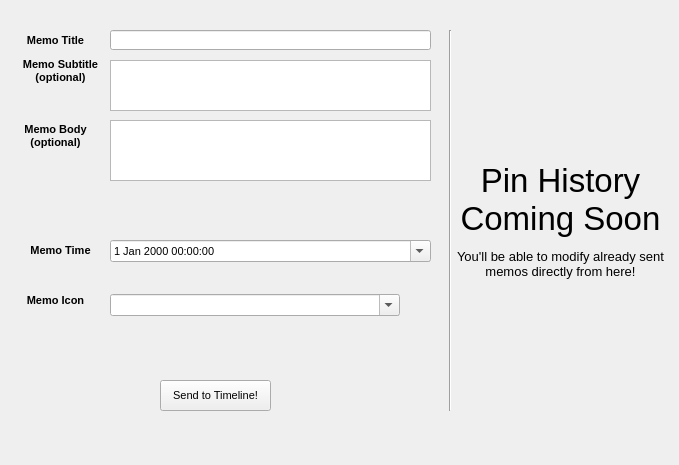
Old version of the form interface.ui in the repository Tizzu/RebbleMemos.
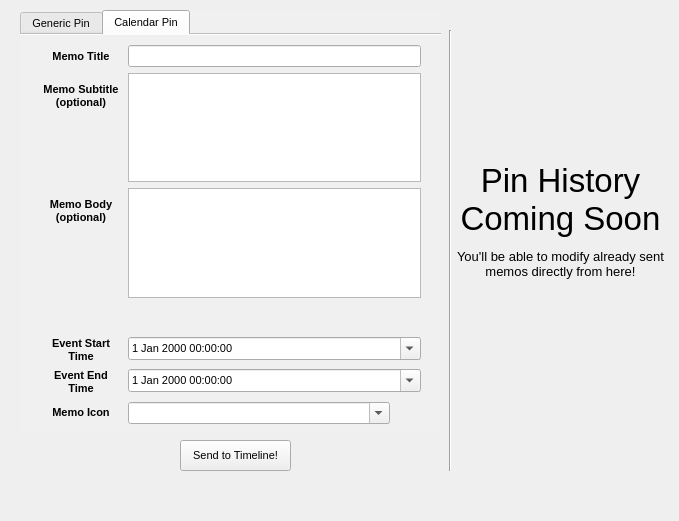
New version of the form. The open tabs and pages were chosen to show the change. Icons and pictures are not drawn.

Diff of the .ui file:
```diff
--- a/interface.ui
+++ b/interface.ui
@@ -7,7 +7,7 @@
     <x>0</x>
     <y>0</y>
     <width>679</width>
-    <height>465</height>
+    <height>521</height>
    </rect>
   </property>
   <property name="font">
@@ -28,8 +28,8 @@
    <widget class="QPushButton" name="pushButton">
     <property name="geometry">
      <rect>
-      <x>160</x>
-      <y>380</y>
+      <x>180</x>
+      <y>440</y>
       <width>111</width>
       <height>31</height>
      </rect>
@@ -38,163 +38,19 @@
      <string>Send to Timeline!</string>
     </property>
    </widget>
-   <widget class="QLabel" name="titleLabel">
-    <property name="geometry">
-     <rect>
-      <x>10</x>
-      <y>30</y>
-      <width>91</width>
-      <height>21</height>
-     </rect>
-    </property>
-    <property name="font">
-     <font>
-      <pointsize>8</pointsize>
-      <weight>75</weight>
-      <bold>true</bold>
-     </font>
-    </property>
-    <property name="text">
-     <string>Memo Title</string>
-    </property>
-    <property name="alignment">
-     <set>Qt::AlignCenter</set>
-    </property>
-   </widget>
-   <widget class="QLineEdit" name="titleEdit">
-    <property name="geometry">
-     <rect>
-      <x>110</x>
-      <y>30</y>
-      <width>321</width>
-      <height>20</height>
-     </rect>
-    </property>
-   </widget>
    <widget class="Line" name="line">
     <property name="geometry">
      <rect>
       <x>440</x>
       <y>30</y>
       <width>20</width>
-      <height>381</height>
+      <height>441</height>
      </rect>
     </property>
     <property name="orientation">
      <enum>Qt::Vertical</enum>
     </property>
    </widget>
-   <widget class="QLabel" name="subtitleLabel">
-    <property name="geometry">
-     <rect>
-      <x>10</x>
-      <y>50</y>
-      <width>101</width>
-      <height>41</height>
-     </rect>
-    </property>
-    <property name="font">
-     <font>
-      <pointsize>8</pointsize>
-      <weight>75</weight>
-      <bold>true</bold>
-     </font>
-    </property>
-    <property name="text">
-     <string>Memo Subtitle (optional)</string>
-    </property>
-    <property name="alignment">
-     <set>Qt::AlignCenter</set>
-    </property>
-    <property name="wordWrap">
-     <bool>true</bool>
-    </property>
-   </widget>
-   <widget class="QPlainTextEdit" name="subtitleEdit">
-    <property name="geometry">
-     <rect>
-      <x>110</x>
-      <y>60</y>
-      <width>321</width>
-      <height>51</height>
-     </rect>
-    </property>
-   </widget>
-   <widget class="QLabel" name="bodyLabel">
-    <property name="geometry">
-     <rect>
-      <x>10</x>
-      <y>120</y>
-      <width>91</width>
-      <height>31</height>
-     </rect>
-    </property>
-    <property name="font">
-     <font>
-      <pointsize>8</pointsize>
-      <weight>75</weight>
-      <bold>true</bold>
-     </font>
-    </property>
-    <property name="text">
-     <string>Memo Body (optional)</string>
-    </property>
-    <property name="alignment">
-     <set>Qt::AlignCenter</set>
-    </property>
-    <property name="wordWrap">
-     <bool>true</bool>
-    </property>
-   </widget>
-   <widget class="QPlainTextEdit" name="bodyEdit">
-    <property name="geometry">
-     <rect>
-      <x>110</x>
-      <y>120</y>
-      <width>321</width>
-      <height>61</height>
-     </rect>
-    </property>
-   </widget>
-   <widget class="QLabel" name="timeLabel">
-    <property name="geometry">
-     <rect>
-      <x>20</x>
-      <y>240</y>
-      <width>81</width>
-      <height>20</height>
-     </rect>
-    </property>
-    <property name="font">
-     <font>
-      <pointsize>8</pointsize>
-      <weight>75</weight>
-      <bold>true</bold>
-     </font>
-    </property>
-    <property name="text">
-     <string>Memo Time</string>
-    </property>
-    <property name="alignment">
-     <set>Qt::AlignCenter</set>
-    </property>
-   </widget>
-   <widget class="QDateTimeEdit" name="dateTimeEdit">
-    <property name="geometry">
-     <rect>
-      <x>110</x>
-      <y>240</y>
-      <width>321</width>
-      <height>22</height>
-     </rect>
-    </property>
-    <property name="calendarPopup">
-     <bool>true</bool>
-    </property>
-    <property name="timeSpec">
-     <enum>Qt::OffsetFromUTC</enum>
-    </property>
-   </widget>
    <widget class="QLabel" name="comingSoon">
     <property name="geometry">
      <rect>
@@ -219,63 +75,6 @@
      <set>Qt::AlignCenter</set>
     </property>
    </widget>
-   <widget class="QLabel" name="iconLabel">
-    <property name="geometry">
-     <rect>
-      <x>20</x>
-      <y>290</y>
-      <width>71</width>
-      <height>20</height>
-     </rect>
-    </property>
-    <property name="font">
-     <font>
-      <weight>75</weight>
-      <bold>true</bold>
-     </font>
-    </property>
-    <property name="text">
-     <string>Memo Icon</string>
-    </property>
-    <property name="alignment">
-     <set>Qt::AlignCenter</set>
-    </property>
-   </widget>
-   <widget class="QWidget" name="horizontalLayoutWidget">
-    <property name="geometry">
-     <rect>
-      <x>110</x>
-      <y>280</y>
-      <width>321</width>
-      <height>51</height>
-     </rect>
-    </property>
-    <layout class="QHBoxLayout" name="iconBox">
-     <item>
-      <widget class="QComboBox" name="iconSelector">
-       <property name="editable">
-        <bool>true</bool>
-       </property>
-      </widget>
-     </item>
-     <item>
-      <widget class="QLabel" name="iconShow">
-       <property name="maximumSize">
-        <size>
-         <width>25</width>
-         <height>25</height>
-        </size>
-       </property>
-       <property name="text">
-        <string/>
-       </property>
-       <property name="pixmap">
-        <pixmap>assets/NOTIFICATION_REMINDER.png</pixmap>
-       </property>
-      </widget>
-     </item>
-    </layout>
-   </widget>
    <widget class="QLabel" name="comingSoonSub">
     <property name="geometry">
      <rect>
@@ -300,6 +99,927 @@
      <bool>true</bool>
     </property>
    </widget>
+   <widget class="QTabWidget" name="pinSelector">
+    <property name="geometry">
+     <rect>
+      <x>20</x>
+      <y>10</y>
+      <width>421</width>
+      <height>421</height>
+     </rect>
+    </property>
+    <property name="palette">
+     <palette>
+      <active>
+       <colorrole role="WindowText">
+        <brush brushstyle="SolidPattern">
+         <color alpha="255">
+          <red>0</red>
+          <green>0</green>
+          <blue>0</blue>
+         </color>
+        </brush>
+       </colorrole>
+       <colorrole role="Button">
+        <brush brushstyle="SolidPattern">
+         <color alpha="255">
+          <red>240</red>
+          <green>240</green>
+          <blue>240</blue>
+         </color>
+        </brush>
+       </colorrole>
+       <colorrole role="Light">
+        <brush brushstyle="SolidPattern">
+         <color alpha="255">
+          <red>255</red>
+          <green>255</green>
+          <blue>255</blue>
+         </color>
+        </brush>
+       </colorrole>
+       <colorrole role="Midlight">
+        <brush brushstyle="SolidPattern">
+         <color alpha="255">
+          <red>247</red>
+          <green>247</green>
+          <blue>247</blue>
+         </color>
+        </brush>
+       </colorrole>
+       <colorrole role="Dark">
+        <brush brushstyle="SolidPattern">
+         <color alpha="255">
+          <red>120</red>
+          <green>120</green>
+          <blue>120</blue>
+         </color>
+        </brush>
+       </colorrole>
+       <colorrole role="Mid">
+        <brush brushstyle="SolidPattern">
+         <color alpha="255">
+          <red>160</red>
+          <green>160</green>
+          <blue>160</blue>
+         </color>
+        </brush>
+       </colorrole>
+       <colorrole role="Text">
+        <brush brushstyle="SolidPattern">
+         <color alpha="255">
+          <red>0</red>
+          <green>0</green>
+          <blue>0</blue>
+         </color>
+        </brush>
+       </colorrole>
+       <colorrole role="BrightText">
+        <brush brushstyle="SolidPattern">
+         <color alpha="255">
+          <red>255</red>
+          <green>255</green>
+          <blue>255</blue>
+         </color>
+        </brush>
+       </colorrole>
+       <colorrole role="ButtonText">
+        <brush brushstyle="SolidPattern">
+         <color alpha="255">
+          <red>0</red>
+          <green>0</green>
+          <blue>0</blue>
+         </color>
+        </brush>
+       </colorrole>
+       <colorrole role="Base">
+        <brush brushstyle="SolidPattern">
+         <color alpha="255">
+          <red>255</red>
+          <green>255</green>
+          <blue>255</blue>
+         </color>
+        </brush>
+       </colorrole>
+       <colorrole role="Window">
+        <brush brushstyle="SolidPattern">
+         <color alpha="255">
+          <red>240</red>
+          <green>240</green>
+          <blue>240</blue>
+         </color>
+        </brush>
+       </colorrole>
+       <colorrole role="Shadow">
+        <brush brushstyle="SolidPattern">
+         <color alpha="255">
+          <red>0</red>
+          <green>0</green>
+          <blue>0</blue>
+         </color>
+        </brush>
+       </colorrole>
+       <colorrole role="AlternateBase">
+        <brush brushstyle="SolidPattern">
+         <color alpha="255">
+          <red>247</red>
+          <green>247</green>
+          <blue>247</blue>
+         </color>
+        </brush>
+       </colorrole>
+       <colorrole role="ToolTipBase">
+        <brush brushstyle="SolidPattern">
+         <color alpha="255">
+          <red>255</red>
+          <green>255</green>
+          <blue>220</blue>
+         </color>
+        </brush>
+       </colorrole>
+       <colorrole role="ToolTipText">
+        <brush brushstyle="SolidPattern">
+         <color alpha="255">
+          <red>0</red>
+          <green>0</green>
+          <blue>0</blue>
+         </color>
+        </brush>
+       </colorrole>
+       <colorrole role="PlaceholderText">
+        <brush brushstyle="SolidPattern">
+         <color alpha="128">
+          <red>0</red>
+          <green>0</green>
+          <blue>0</blue>
+         </color>
+        </brush>
+       </colorrole>
+      </active>
+      <inactive>
+       <colorrole role="WindowText">
+        <brush brushstyle="SolidPattern">
+         <color alpha="255">
+          <red>0</red>
+          <green>0</green>
+          <blue>0</blue>
+         </color>
+        </brush>
+       </colorrole>
+       <colorrole role="Button">
+        <brush brushstyle="SolidPattern">
+         <color alpha="255">
+          <red>240</red>
+          <green>240</green>
+          <blue>240</blue>
+         </color>
+        </brush>
+       </colorrole>
+       <colorrole role="Light">
+        <brush brushstyle="SolidPattern">
+         <color alpha="255">
+          <red>255</red>
+          <green>255</green>
+          <blue>255</blue>
+         </color>
+        </brush>
+       </colorrole>
+       <colorrole role="Midlight">
+        <brush brushstyle="SolidPattern">
+         <color alpha="255">
+          <red>247</red>
+          <green>247</green>
+          <blue>247</blue>
+         </color>
+        </brush>
+       </colorrole>
+       <colorrole role="Dark">
+        <brush brushstyle="SolidPattern">
+         <color alpha="255">
+          <red>120</red>
+          <green>120</green>
+          <blue>120</blue>
+         </color>
+        </brush>
+       </colorrole>
+       <colorrole role="Mid">
+        <brush brushstyle="SolidPattern">
+         <color alpha="255">
+          <red>160</red>
+          <green>160</green>
+          <blue>160</blue>
+         </color>
+        </brush>
+       </colorrole>
+       <colorrole role="Text">
+        <brush brushstyle="SolidPattern">
+         <color alpha="255">
+          <red>0</red>
+          <green>0</green>
+          <blue>0</blue>
+         </color>
+        </brush>
+       </colorrole>
+       <colorrole role="BrightText">
+        <brush brushstyle="SolidPattern">
+         <color alpha="255">
+          <red>255</red>
+          <green>255</green>
+          <blue>255</blue>
+         </color>
+        </brush>
+       </colorrole>
+       <colorrole role="ButtonText">
+        <brush brushstyle="SolidPattern">
+         <color alpha="255">
+          <red>0</red>
+          <green>0</green>
+          <blue>0</blue>
+         </color>
+        </brush>
+       </colorrole>
+       <colorrole role="Base">
+        <brush brushstyle="SolidPattern">
+         <color alpha="255">
+          <red>255</red>
+          <green>255</green>
+          <blue>255</blue>
+         </color>
+        </brush>
+       </colorrole>
+       <colorrole role="Window">
+        <brush brushstyle="SolidPattern">
+         <color alpha="255">
+          <red>240</red>
+          <green>240</green>
+          <blue>240</blue>
+         </color>
+        </brush>
+       </colorrole>
+       <colorrole role="Shadow">
+        <brush brushstyle="SolidPattern">
+         <color alpha="255">
+          <red>0</red>
+          <green>0</green>
+          <blue>0</blue>
+         </color>
+        </brush>
+       </colorrole>
+       <colorrole role="AlternateBase">
+        <brush brushstyle="SolidPattern">
+         <color alpha="255">
+          <red>247</red>
+          <green>247</green>
+          <blue>247</blue>
+         </color>
+        </brush>
+       </colorrole>
+       <colorrole role="ToolTipBase">
+        <brush brushstyle="SolidPattern">
+         <color alpha="255">
+          <red>255</red>
+          <green>255</green>
+          <blue>220</blue>
+         </color>
+        </brush>
+       </colorrole>
+       <colorrole role="ToolTipText">
+        <brush brushstyle="SolidPattern">
+         <color alpha="255">
+          <red>0</red>
+          <green>0</green>
+          <blue>0</blue>
+         </color>
+        </brush>
+       </colorrole>
+       <colorrole role="PlaceholderText">
+        <brush brushstyle="SolidPattern">
+         <color alpha="128">
+          <red>0</red>
+          <green>0</green>
+          <blue>0</blue>
+         </color>
+        </brush>
+       </colorrole>
+      </inactive>
+      <disabled>
+       <colorrole role="WindowText">
+        <brush brushstyle="SolidPattern">
+         <color alpha="255">
+          <red>120</red>
+          <green>120</green>
+          <blue>120</blue>
+         </color>
+        </brush>
+       </colorrole>
+       <colorrole role="Button">
+        <brush brushstyle="SolidPattern">
+         <color alpha="255">
+          <red>240</red>
+          <green>240</green>
+          <blue>240</blue>
+         </color>
+        </brush>
+       </colorrole>
+       <colorrole role="Light">
+        <brush brushstyle="SolidPattern">
+         <color alpha="255">
+          <red>255</red>
+          <green>255</green>
+          <blue>255</blue>
+         </color>
+        </brush>
+       </colorrole>
+       <colorrole role="Midlight">
+        <brush brushstyle="SolidPattern">
+         <color alpha="255">
+          <red>247</red>
+          <green>247</green>
+          <blue>247</blue>
+         </color>
+        </brush>
+       </colorrole>
+       <colorrole role="Dark">
+        <brush brushstyle="SolidPattern">
+         <color alpha="255">
+          <red>120</red>
+          <green>120</green>
+          <blue>120</blue>
+         </color>
+        </brush>
+       </colorrole>
+       <colorrole role="Mid">
+        <brush brushstyle="SolidPattern">
+         <color alpha="255">
+          <red>160</red>
+          <green>160</green>
+          <blue>160</blue>
+         </color>
+        </brush>
+       </colorrole>
+       <colorrole role="Text">
+        <brush brushstyle="SolidPattern">
+         <color alpha="255">
+          <red>120</red>
+          <green>120</green>
+          <blue>120</blue>
+         </color>
+        </brush>
+       </colorrole>
+       <colorrole role="BrightText">
+        <brush brushstyle="SolidPattern">
+         <color alpha="255">
+          <red>255</red>
+          <green>255</green>
+          <blue>255</blue>
+         </color>
+        </brush>
+       </colorrole>
+       <colorrole role="ButtonText">
+        <brush brushstyle="SolidPattern">
+         <color alpha="255">
+          <red>120</red>
+          <green>120</green>
+          <blue>120</blue>
+         </color>
+        </brush>
+       </colorrole>
+       <colorrole role="Base">
+        <brush brushstyle="SolidPattern">
+         <color alpha="255">
+          <red>240</red>
+          <green>240</green>
+          <blue>240</blue>
+         </color>
+        </brush>
+       </colorrole>
+       <colorrole role="Window">
+        <brush brushstyle="SolidPattern">
+         <color alpha="255">
+          <red>240</red>
+          <green>240</green>
+          <blue>240</blue>
+         </color>
+        </brush>
+       </colorrole>
+       <colorrole role="Shadow">
+        <brush brushstyle="SolidPattern">
+         <color alpha="255">
+          <red>0</red>
+          <green>0</green>
+          <blue>0</blue>
+         </color>
+        </brush>
+       </colorrole>
+       <colorrole role="AlternateBase">
+        <brush brushstyle="SolidPattern">
+         <color alpha="255">
+          <red>240</red>
+          <green>240</green>
+          <blue>240</blue>
+         </color>
+        </brush>
+       </colorrole>
+       <colorrole role="ToolTipBase">
+        <brush brushstyle="SolidPattern">
+         <color alpha="255">
+          <red>255</red>
+          <green>255</green>
+          <blue>220</blue>
+         </color>
+        </brush>
+       </colorrole>
+       <colorrole role="ToolTipText">
+        <brush brushstyle="SolidPattern">
+         <color alpha="255">
+          <red>0</red>
+          <green>0</green>
+          <blue>0</blue>
+         </color>
+        </brush>
+       </colorrole>
+       <colorrole role="PlaceholderText">
+        <brush brushstyle="SolidPattern">
+         <color alpha="128">
+          <red>0</red>
+          <green>0</green>
+          <blue>0</blue>
+         </color>
+        </brush>
+       </colorrole>
+      </disabled>
+     </palette>
+    </property>
+    <property name="autoFillBackground">
+     <bool>true</bool>
+    </property>
+    <property name="tabPosition">
+     <enum>QTabWidget::North</enum>
+    </property>
+    <property name="tabShape">
+     <enum>QTabWidget::Rounded</enum>
+    </property>
+    <property name="currentIndex">
+     <number>0</number>
+    </property>
+    <property name="usesScrollButtons">
+     <bool>true</bool>
+    </property>
+    <property name="documentMode">
+     <bool>true</bool>
+    </property>
+    <widget class="QWidget" name="genericPin">
+     <attribute name="icon">
+      <iconset>
+       <normaloff>assets/NOTIFICATION_REMINDER.png</normaloff>assets/NOTIFICATION_REMINDER.png</iconset>
+     </attribute>
+     <attribute name="title">
+      <string>Generic Pin</string>
+     </attribute>
+     <widget class="QWidget" name="formLayoutWidget">
+      <property name="geometry">
+       <rect>
+        <x>20</x>
+        <y>10</y>
+        <width>381</width>
+        <height>381</height>
+       </rect>
+      </property>
+      <layout class="QFormLayout" name="genericPinLayout">
+       <item row="0" column="0">
+        <widget class="QLabel" name="titleLabel">
+         <property name="sizePolicy">
+          <sizepolicy hsizetype="Preferred" vsizetype="Preferred">
+           <horstretch>0</horstretch>
+           <verstretch>0</verstretch>
+          </sizepolicy>
+         </property>
+         <property name="minimumSize">
+          <size>
+           <width>82</width>
+           <height>0</height>
+          </size>
+         </property>
+         <property name="font">
+          <font>
+           <pointsize>8</pointsize>
+           <weight>75</weight>
+           <bold>true</bold>
+          </font>
+         </property>
+         <property name="text">
+          <string>Memo Title</string>
+         </property>
+         <property name="alignment">
+          <set>Qt::AlignCenter</set>
+         </property>
+        </widget>
+       </item>
+       <item row="0" column="1">
+        <widget class="QLineEdit" name="titleEdit"/>
+       </item>
+       <item row="1" column="1">
+        <widget class="QPlainTextEdit" name="subtitleEdit"/>
+       </item>
+       <item row="2" column="0">
+        <widget class="QLabel" name="bodyLabel">
+         <property name="minimumSize">
+          <size>
+           <width>82</width>
+           <height>0</height>
+          </size>
+         </property>
+         <property name="font">
+          <font>
+           <pointsize>8</pointsize>
+           <weight>75</weight>
+           <bold>true</bold>
+          </font>
+         </property>
+         <property name="text">
+          <string>Memo Body (optional)</string>
+         </property>
+         <property name="alignment">
+          <set>Qt::AlignCenter</set>
+         </property>
+         <property name="wordWrap">
+          <bool>true</bool>
+         </property>
+        </widget>
+       </item>
+       <item row="2" column="1">
+        <widget class="QPlainTextEdit" name="bodyEdit"/>
+       </item>
+       <item row="4" column="0">
+        <widget class="QLabel" name="timeLabel">
+         <property name="minimumSize">
+          <size>
+           <width>82</width>
+           <height>0</height>
+          </size>
+         </property>
+         <property name="font">
+          <font>
+           <pointsize>8</pointsize>
+           <weight>75</weight>
+           <bold>true</bold>
+          </font>
+         </property>
+         <property name="text">
+          <string>Memo Time</string>
+         </property>
+         <property name="alignment">
+          <set>Qt::AlignCenter</set>
+         </property>
+        </widget>
+       </item>
+       <item row="4" column="1">
+        <widget class="QDateTimeEdit" name="dateTimeEdit">
+         <property name="calendarPopup">
+          <bool>true</bool>
+         </property>
+         <property name="timeSpec">
+          <enum>Qt::OffsetFromUTC</enum>
+         </property>
+        </widget>
+       </item>
+       <item row="5" column="0">
+        <widget class="QLabel" name="iconLabel">
+         <property name="minimumSize">
+          <size>
+           <width>82</width>
+           <height>0</height>
+          </size>
+         </property>
+         <property name="font">
+          <font>
+           <weight>75</weight>
+           <bold>true</bold>
+          </font>
+         </property>
+         <property name="text">
+          <string>Memo Icon</string>
+         </property>
+         <property name="alignment">
+          <set>Qt::AlignCenter</set>
+         </property>
+        </widget>
+       </item>
+       <item row="5" column="1">
+        <layout class="QHBoxLayout" name="iconBox">
+         <item>
+          <widget class="QComboBox" name="iconSelector">
+           <property name="editable">
+            <bool>true</bool>
+           </property>
+          </widget>
+         </item>
+         <item>
+          <widget class="QLabel" name="iconShow">
+           <property name="maximumSize">
+            <size>
+             <width>25</width>
+             <height>25</height>
+            </size>
+           </property>
+           <property name="text">
+            <string/>
+           </property>
+           <property name="pixmap">
+            <pixmap>assets/NOTIFICATION_REMINDER.png</pixmap>
+           </property>
+          </widget>
+         </item>
+        </layout>
+       </item>
+       <item row="1" column="0">
+        <widget class="QLabel" name="subtitleLabel">
+         <property name="minimumSize">
+          <size>
+           <width>82</width>
+           <height>0</height>
+          </size>
+         </property>
+         <property name="font">
+          <font>
+           <pointsize>8</pointsize>
+           <weight>75</weight>
+           <bold>true</bold>
+          </font>
+         </property>
+         <property name="text">
+          <string>Memo Subtitle (optional)</string>
+         </property>
+         <property name="alignment">
+          <set>Qt::AlignCenter</set>
+         </property>
+         <property name="wordWrap">
+          <bool>true</bool>
+         </property>
+        </widget>
+       </item>
+       <item row="3" column="0">
+        <spacer name="verticalSpacer">
+         <property name="orientation">
+          <enum>Qt::Vertical</enum>
+         </property>
+         <property name="sizeHint" stdset="0">
+          <size>
+           <width>20</width>
+           <height>148</height>
+          </size>
+         </property>
+        </spacer>
+       </item>
+      </layout>
+     </widget>
+    </widget>
+    <widget class="QWidget" name="calendarPin">
+     <attribute name="icon">
+      <iconset>
+       <normaloff>assets/TIMELINE_CALENDAR.png</normaloff>assets/TIMELINE_CALENDAR.png</iconset>
+     </attribute>
+     <attribute name="title">
+      <string>Calendar Pin</string>
+     </attribute>
+     <widget class="QWidget" name="formLayoutWidget_2">
+      <property name="geometry">
+       <rect>
+        <x>20</x>
+        <y>10</y>
+        <width>381</width>
+        <height>381</height>
+       </rect>
+      </property>
+      <layout class="QFormLayout" name="calendarPinLayout">
+       <item row="0" column="0">
+        <widget class="QLabel" name="titleCalLabel">
+         <property name="minimumSize">
+          <size>
+           <width>82</width>
+           <height>0</height>
+          </size>
+         </property>
+         <property name="font">
+          <font>
+           <weight>75</weight>
+           <bold>true</bold>
+          </font>
+         </property>
+         <property name="text">
+          <string>Memo Title</string>
+         </property>
+         <property name="alignment">
+          <set>Qt::AlignCenter</set>
+         </property>
+        </widget>
+       </item>
+       <item row="1" column="0">
+        <widget class="QLabel" name="subtitleCalLabel">
+         <property name="minimumSize">
+          <size>
+           <width>82</width>
+           <height>0</height>
+          </size>
+         </property>
+         <property name="font">
+          <font>
+           <weight>75</weight>
+           <bold>true</bold>
+          </font>
+         </property>
+         <property name="text">
+          <string>Memo Subtitle (optional)</string>
+         </property>
+         <property name="alignment">
+          <set>Qt::AlignCenter</set>
+         </property>
+         <property name="wordWrap">
+          <bool>true</bool>
+         </property>
+        </widget>
+       </item>
+       <item row="1" column="1">
+        <widget class="QPlainTextEdit" name="subtitleCal"/>
+       </item>
+       <item row="2" column="0">
+        <widget class="QLabel" name="bodyCalLabel">
+         <property name="minimumSize">
+          <size>
+           <width>82</width>
+           <height>0</height>
+          </size>
+         </property>
+         <property name="font">
+          <font>
+           <weight>75</weight>
+           <bold>true</bold>
+          </font>
+         </property>
+         <property name="text">
+          <string>Memo Body (optional)</string>
+         </property>
+         <property name="alignment">
+          <set>Qt::AlignCenter</set>
+         </property>
+         <property name="wordWrap">
+          <bool>true</bool>
+         </property>
+        </widget>
+       </item>
+       <item row="2" column="1">
+        <widget class="QPlainTextEdit" name="bodyCal"/>
+       </item>
+       <item row="4" column="0">
+        <widget class="QLabel" name="timeStartCalLabel">
+         <property name="minimumSize">
+          <size>
+           <width>82</width>
+           <height>0</height>
+          </size>
+         </property>
+         <property name="font">
+          <font>
+           <weight>75</weight>
+           <bold>true</bold>
+          </font>
+         </property>
+         <property name="tabletTracking">
+          <bool>false</bool>
+         </property>
+         <property name="text">
+          <string>Event Start Time</string>
+         </property>
+         <property name="alignment">
+          <set>Qt::AlignCenter</set>
+         </property>
+         <property name="wordWrap">
+          <bool>true</bool>
+         </property>
+        </widget>
+       </item>
+       <item row="4" column="1">
+        <widget class="QDateTimeEdit" name="timeStartCal">
+         <property name="calendarPopup">
+          <bool>true</bool>
+         </property>
+        </widget>
+       </item>
+       <item row="5" column="0">
+        <widget class="QLabel" name="timeEndCalLabel">
+         <property name="minimumSize">
+          <size>
+           <width>82</width>
+           <height>0</height>
+          </size>
+         </property>
+         <property name="font">
+          <font>
+           <weight>75</weight>
+           <bold>true</bold>
+          </font>
+         </property>
+         <property name="text">
+          <string>Event End Time</string>
+         </property>
+         <property name="alignment">
+          <set>Qt::AlignCenter</set>
+         </property>
+         <property name="wordWrap">
+          <bool>true</bool>
+         </property>
+        </widget>
+       </item>
+       <item row="5" column="1">
+        <widget class="QDateTimeEdit" name="timeEndCal">
+         <property name="calendarPopup">
+          <bool>true</bool>
+         </property>
+        </widget>
+       </item>
+       <item row="6" column="0">
+        <widget class="QLabel" name="memoIconCalLabel">
+         <property name="minimumSize">
+          <size>
+           <width>82</width>
+           <height>0</height>
+          </size>
+         </property>
+         <property name="font">
+          <font>
+           <weight>75</weight>
+           <bold>true</bold>
+          </font>
+         </property>
+         <property name="text">
+          <string>Memo Icon</string>
+         </property>
+         <property name="alignment">
+          <set>Qt::AlignCenter</set>
+         </property>
+         <property name="wordWrap">
+          <bool>true</bool>
+         </property>
+        </widget>
+       </item>
+       <item row="6" column="1">
+        <layout class="QHBoxLayout" name="memoIconCalBox">
+         <item>
+          <widget class="QComboBox" name="memoIconCal">
+           <property name="editable">
+            <bool>true</bool>
+           </property>
+          </widget>
+         </item>
+         <item>
+          <widget class="QLabel" name="memoIconCalDisplay">
+           <property name="minimumSize">
+            <size>
+             <width>25</width>
+             <height>25</height>
+            </size>
+           </property>
+           <property name="maximumSize">
+            <size>
+             <width>25</width>
+             <height>25</height>
+            </size>
+           </property>
+           <property name="text">
+            <string/>
+           </property>
+           <property name="pixmap">
+            <pixmap>assets/NOTIFICATION_REMINDER.png</pixmap>
+           </property>
+          </widget>
+         </item>
+        </layout>
+       </item>
+       <item row="0" column="1">
+        <widget class="QLineEdit" name="titleCal"/>
+       </item>
+       <item row="3" column="0">
+        <spacer name="verticalSpacer_2">
+         <property name="orientation">
+          <enum>Qt::Vertical</enum>
+         </property>
+         <property name="sizeHint" stdset="0">
+          <size>
+           <width>20</width>
+           <height>110</height>
+          </size>
+         </property>
+        </spacer>
+       </item>
+      </layout>
+     </widget>
+    </widget>
+   </widget>
+   <zorder>pinSelector</zorder>
+   <zorder>pushButton</zorder>
+   <zorder>line</zorder>
+   <zorder>comingSoon</zorder>
+   <zorder>comingSoonSub</zorder>
   </widget>
  </widget>
  <resources/>
```
